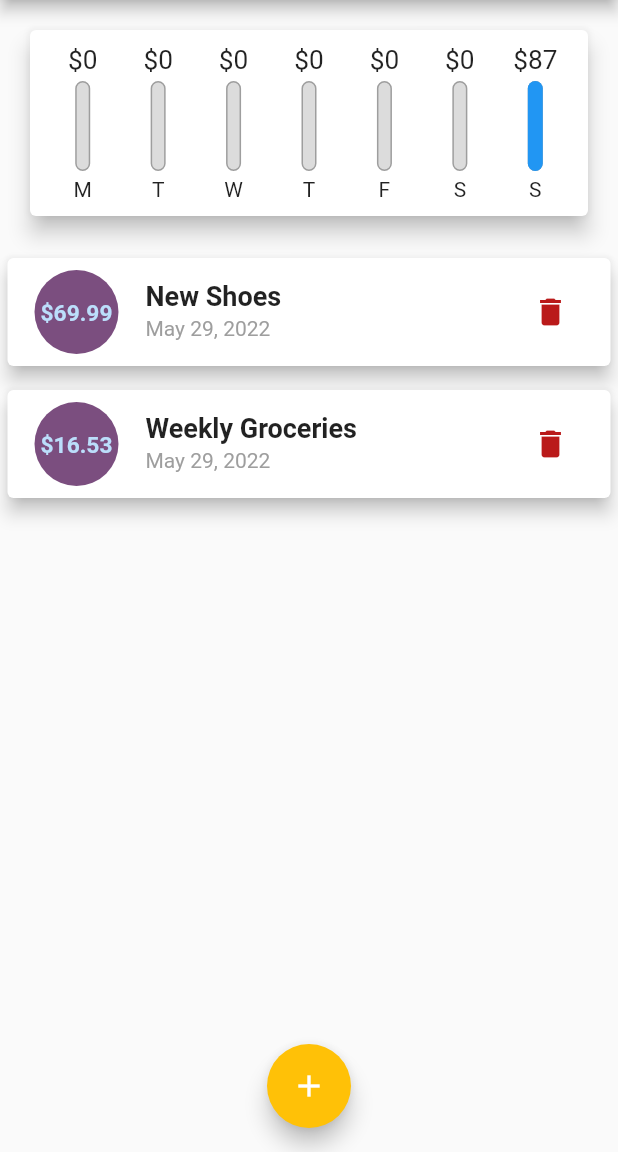
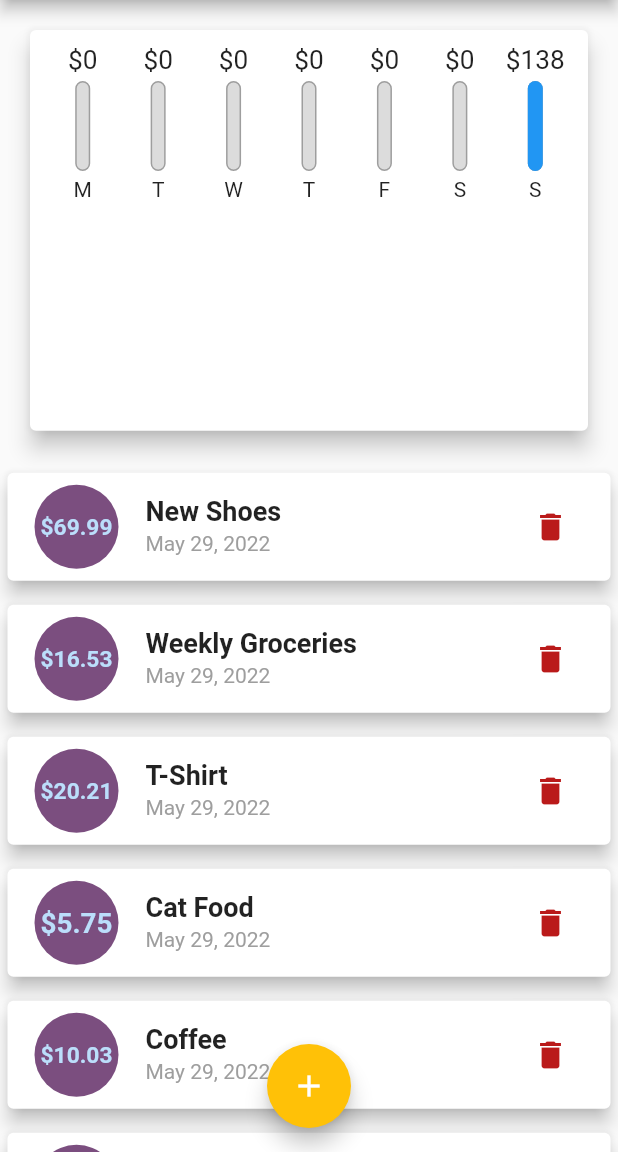
Before and after one commit to polnikovandrey/personal_expenses_app, a Flutter app: the screen it shows after launch, on a phone screen of 412 x 824 dp, the part 84-1236 px from its top. Run offline on Flutter 3.47's test engine with Material 2 defaults, Android fonts, the phone set to English and light mode, and no system bars; Roboto replaces fonts that are missing (OpenSans, Quicksand).

Commit message:
+- dynamic height calculation for a chart bar and transaction list (MediaQuery)

```diff
--- a/lib/main.dart
+++ b/lib/main.dart
@@ -22,10 +22,7 @@ class MyApp extends StatelessWidget {
             fontWeight: FontWeight.bold,
           ),
         ),
-        colorScheme: ColorScheme.fromSeed(
-          seedColor: Colors.purple,
-          secondary: Colors.amber
-        ),
+        colorScheme: ColorScheme.fromSeed(seedColor: Colors.purple, secondary: Colors.amber),
         fontFamily: 'Quicksand',
         textTheme: const TextTheme(
           headline6: TextStyle(
@@ -50,6 +47,11 @@ class _MyHomePageState extends State<MyHomePage> {
   final List<Transaction> _userTransactions = [
     Transaction(id: 't1', title: 'New Shoes', amount: 69.99, date: DateTime.now()),
     Transaction(id: 't2', title: 'Weekly Groceries', amount: 16.53, date: DateTime.now()),
+    Transaction(id: 't3', title: 'T-Shirt', amount: 20.21, date: DateTime.now()),
+    Transaction(id: 't4', title: 'Cat Food', amount: 5.75, date: DateTime.now()),
+    Transaction(id: 't5', title: 'Coffee', amount: 10.03, date: DateTime.now()),
+    Transaction(id: 't6', title: 'Tea', amount: 8.47, date: DateTime.now()),
+    Transaction(id: 't7', title: 'Milk', amount: 6.71, date: DateTime.now()),
   ];
 
   List<Transaction> get _recentTransactions {
@@ -80,8 +82,7 @@ class _MyHomePageState extends State<MyHomePage> {
 
   @override
   Widget build(BuildContext context) {
-    return Scaffold(
-      appBar: AppBar(
+    final appBar = AppBar(
       actions: [
         IconButton(
           icon: const Icon(Icons.add),
@@ -89,13 +90,23 @@ class _MyHomePageState extends State<MyHomePage> {
         )
       ],
       title: const Text('Personal Expenses'),
-      ),
+    );
+    final mediaQuery = MediaQuery.of(context);
+    final appHeightWoAppBarAndPaddingTop = (mediaQuery.size.height - appBar.preferredSize.height - mediaQuery.padding.top);
+    return Scaffold(
+      appBar: appBar,
       body: SingleChildScrollView(
         child: Column(
           crossAxisAlignment: CrossAxisAlignment.stretch,
           children: [
-            Chart(_recentTransactions),
-            TransactionList(_userTransactions, _deleteTransaction),
+            SizedBox(
+              height: appHeightWoAppBarAndPaddingTop * 0.4,
+              child: Chart(_recentTransactions),
+            ),
+            SizedBox(
+              height: appHeightWoAppBarAndPaddingTop * 0.6,
+              child: TransactionList(_userTransactions, _deleteTransaction),
+            ),
           ],
         ),
       ),
--- a/lib/widgets/transaction_list.dart
+++ b/lib/widgets/transaction_list.dart
@@ -10,9 +10,7 @@ class TransactionList extends StatelessWidget {
 
   @override
   Widget build(BuildContext context) {
-    return SizedBox(
-      height: 500,
-      child: _userTransactions.isEmpty
+    return _userTransactions.isEmpty
         ? Column(
             children: [
               Text(
@@ -76,7 +74,6 @@ class TransactionList extends StatelessWidget {
               );
             },
             itemCount: _userTransactions.length,
-            ),
           );
   }
 }
```
Lines whose indentation alone changed are shown as unchanged.
